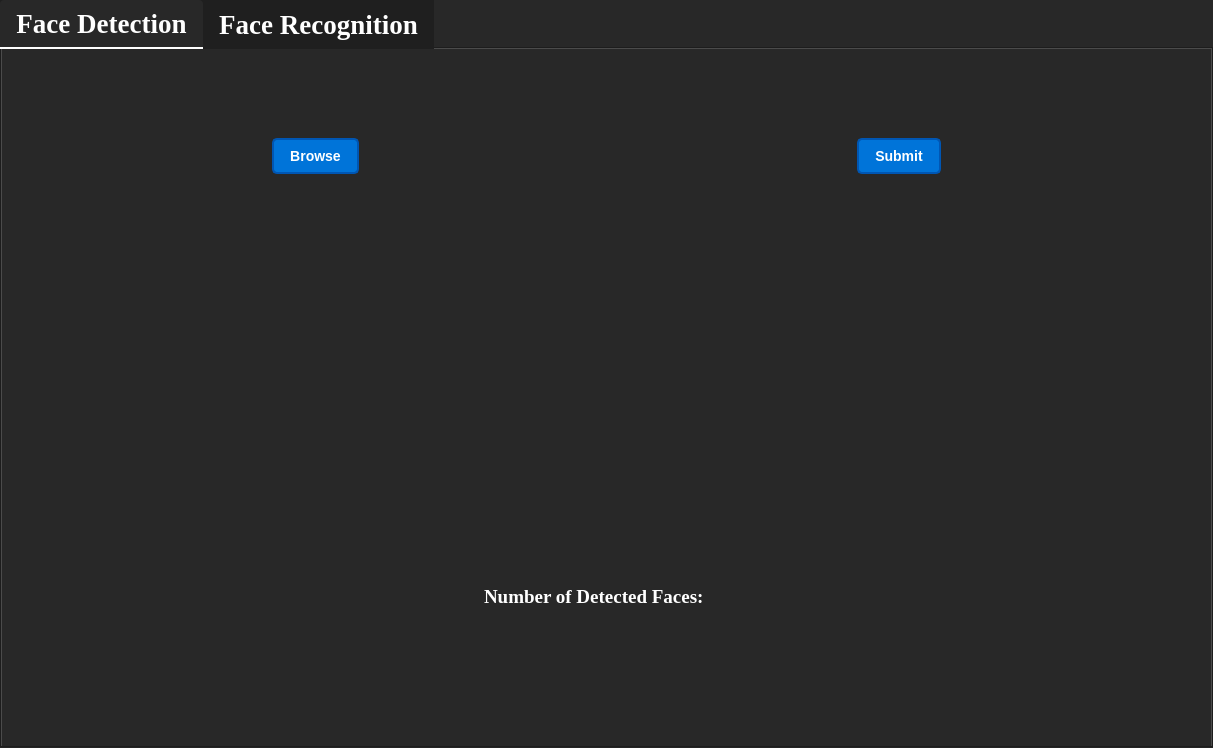
Qt form MainWindow.ui (lameesmohee/Face-Recognition-Using-PCA) before a commit.
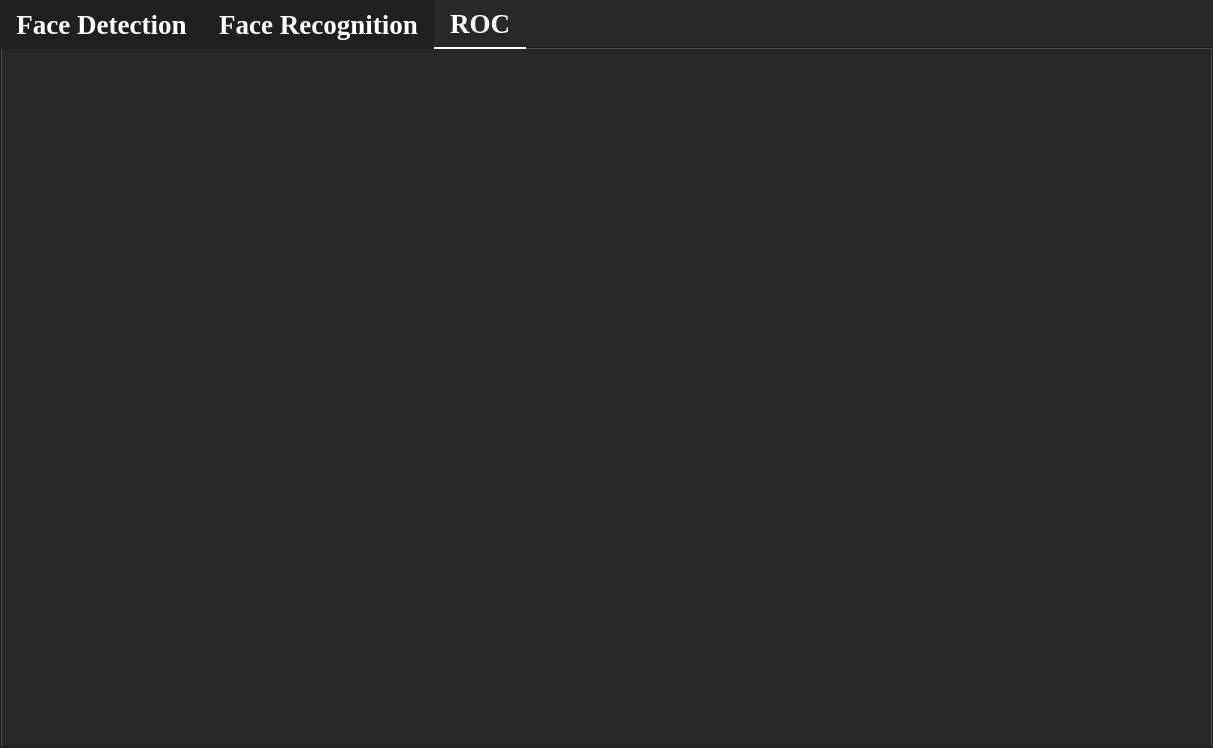
The same form after that commit. Custom widgets are drawn as their Qt base class.

```diff
--- a/MainWindow.ui
+++ b/MainWindow.ui
@@ -603,7 +603,7 @@
 </string>
   </property>
   <property name="currentIndex">
-   <number>0</number>
+   <number>2</number>
   </property>
   <widget class="QWidget" name="widget">
    <attribute name="title">
@@ -1279,6 +1279,113 @@
     </item>
    </layout>
   </widget>
+  <widget class="QWidget" name="tab">
+   <attribute name="title">
+    <string>ROC</string>
+   </attribute>
+   <layout class="QVBoxLayout" name="verticalLayout_14">
+    <item>
+     <layout class="QVBoxLayout" name="verticalLayout_11">
+      <item>
+       <spacer name="verticalSpacer_13">
+        <property name="orientation">
+         <enum>Qt::Vertical</enum>
+        </property>
+        <property name="sizeType">
+         <enum>QSizePolicy::Maximum</enum>
+        </property>
+        <property name="sizeHint" stdset="0">
+         <size>
+          <width>20</width>
+          <height>80</height>
+         </size>
+        </property>
+       </spacer>
+      </item>
+      <item>
+       <layout class="QHBoxLayout" name="horizontalLayout_11">
+        <item>
+         <spacer name="horizontalSpacer_18">
+          <property name="orientation">
+           <enum>Qt::Horizontal</enum>
+          </property>
+          <property name="sizeType">
+           <enum>QSizePolicy::Maximum</enum>
+          </property>
+          <property name="sizeHint" stdset="0">
+           <size>
+            <width>40</width>
+            <height>20</height>
+           </size>
+          </property>
+         </spacer>
+        </item>
+        <item>
+         <layout class="QVBoxLayout" name="verticalLayout_12">
+          <item>
+           <layout class="QHBoxLayout" name="horizontalLayout_12">
+            <item>
+             <layout class="QVBoxLayout" name="verticalLayout_13">
+              <item>
+               <widget class="GraphicsLayoutWidget" name="graphicsLayout_BeforeFaceRecognition_2" native="true">
+                <property name="minimumSize">
+                 <size>
+                  <width>250</width>
+                  <height>300</height>
+                 </size>
+                </property>
+                <property name="maximumSize">
+                 <size>
+                  <width>800</width>
+                  <height>500</height>
+                 </size>
+                </property>
+               </widget>
+              </item>
+             </layout>
+            </item>
+           </layout>
+          </item>
+         </layout>
+        </item>
+        <item>
+         <spacer name="horizontalSpacer_25">
+          <property name="orientation">
+           <enum>Qt::Horizontal</enum>
+          </property>
+          <property name="sizeType">
+           <enum>QSizePolicy::Maximum</enum>
+          </property>
+          <property name="sizeHint" stdset="0">
+           <size>
+            <width>40</width>
+            <height>20</height>
+           </size>
+          </property>
+         </spacer>
+        </item>
+       </layout>
+      </item>
+      <item>
+       <spacer name="verticalSpacer_15">
+        <property name="orientation">
+         <enum>Qt::Vertical</enum>
+        </property>
+        <property name="sizeType">
+         <enum>QSizePolicy::Maximum</enum>
+        </property>
+        <property name="sizeHint" stdset="0">
+         <size>
+          <width>20</width>
+          <height>40</height>
+         </size>
+        </property>
+       </spacer>
+      </item>
+     </layout>
+    </item>
+   </layout>
+  </widget>
  </widget>
  <customwidgets>
   <customwidget>
```
Left out of the diff: 2 changed lines with no effect on the pictures.
